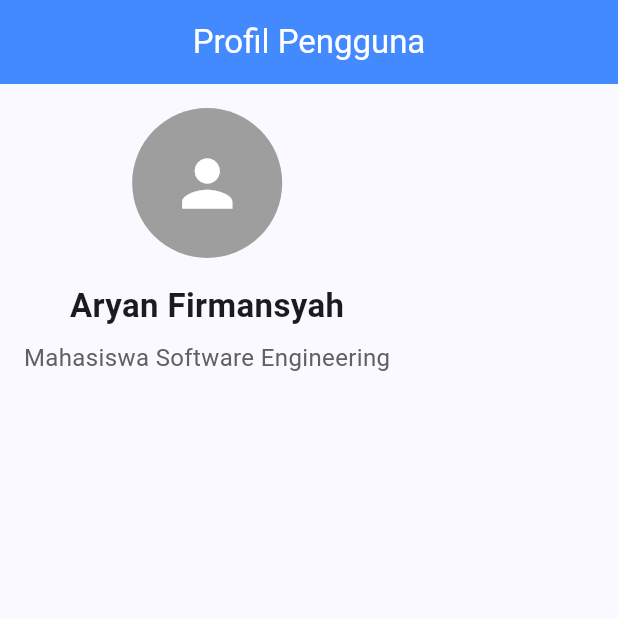
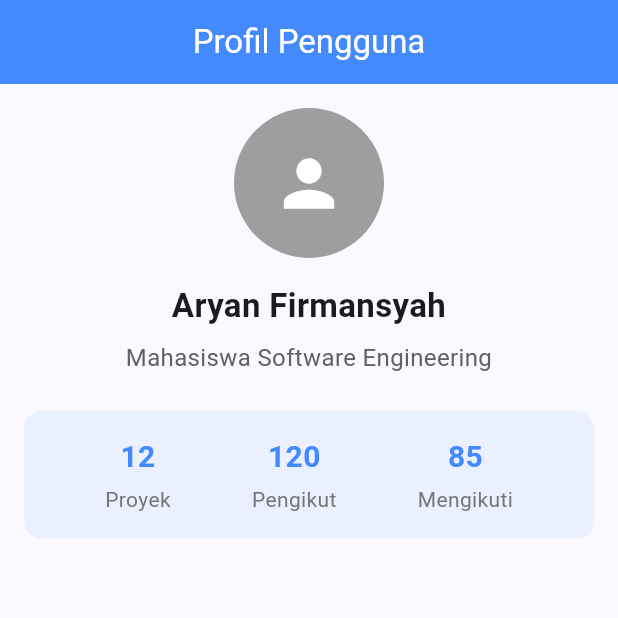
Before and after one commit to aryanfirmansyah126/flutter-profile-app, a Flutter app: the screen it shows after launch, on a phone screen of 412 x 824 dp, the top half of it. Run offline on Flutter 3.47's test engine with Material 3 defaults, Android fonts, the light colour scheme and no system bars.

Commit message:
feat: add profile stats widget

```diff
--- a/lib/pages/profile_page.dart
+++ b/lib/pages/profile_page.dart
@@ -12,7 +12,7 @@
         backgroundColor: Colors.blueAccent,
         foregroundColor: Colors.white,
       ),
-      body: const Padding(
+      body: const SingleChildScrollView(
         padding: EdgeInsets.all(16.0),
         child: Column(
           children: [
@@ -22,6 +22,8 @@
               name: 'Aryan Firmansyah',
               role: 'Mahasiswa Software Engineering',
             ),
+            SizedBox(height: 24),
+            ProfileStats(),
           ],
         ),
       ),
@@ -77,3 +79,57 @@
     );
   }
 }
+
+
+// WIDGET: PROFILE STATS
+
+class ProfileStats extends StatelessWidget {
+  const ProfileStats({super.key});
+
+  @override
+  Widget build(BuildContext context) {
+    return Container(
+      padding: const EdgeInsets.symmetric(vertical: 16.0),
+      decoration: BoxDecoration(
+        color: Colors.blueAccent.withOpacity(0.08),
+        borderRadius: BorderRadius.circular(12),
+      ),
+      child: Row(
+        mainAxisAlignment: MainAxisAlignment.spaceEvenly,
+        children: const [
+          _StatItem(label: 'Proyek', value: '12'),
+          _StatItem(label: 'Pengikut', value: '120'),
+          _StatItem(label: 'Mengikuti', value: '85'),
+        ],
+      ),
+    );
+  }
+}
+
+class _StatItem extends StatelessWidget {
+  final String label;
+  final String value;
+
+  const _StatItem({required this.label, required this.value});
+
+  @override
+  Widget build(BuildContext context) {
+    return Column(
+      children: [
+        Text(
+          value,
+          style: const TextStyle(
+            fontSize: 20,
+            fontWeight: FontWeight.bold,
+            color: Colors.blueAccent,
+          ),
+        ),
+        const SizedBox(height: 4),
+        Text(
+          label,
+          style: TextStyle(fontSize: 14, color: Colors.grey[600]),
+        ),
+      ],
+    );
+  }
+}
```
Also changed, not shown: 1 other file.
